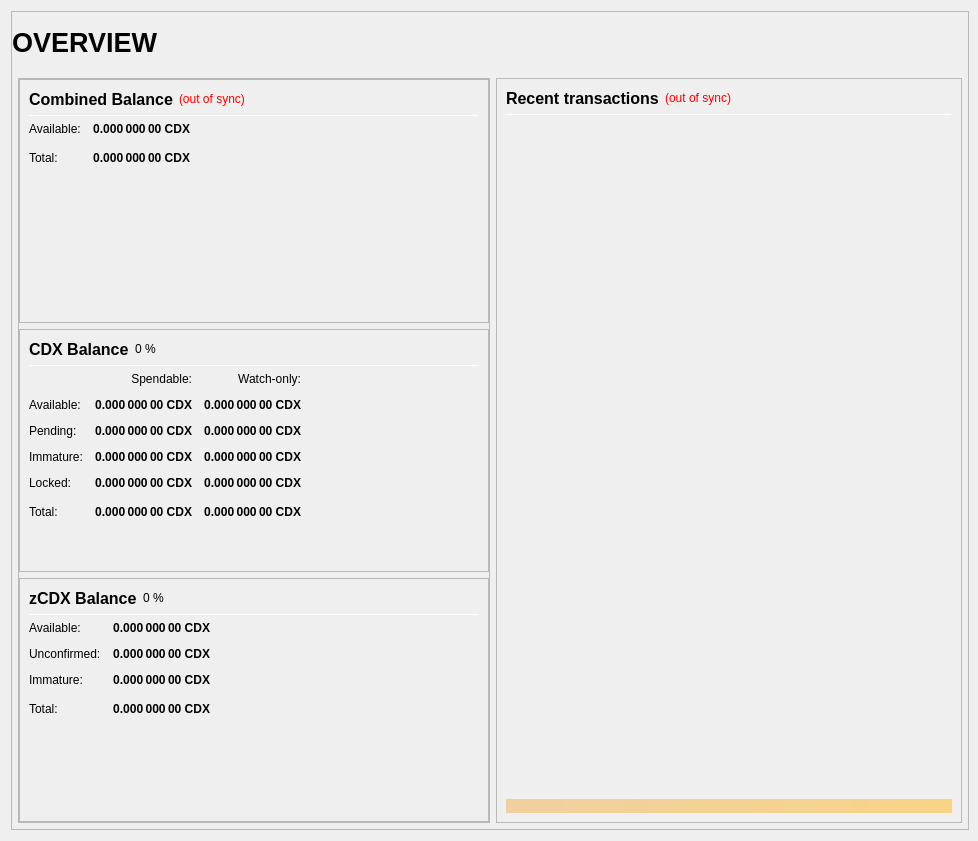
This is src/qt/forms/overviewpage.ui in 22388o/CryptoDEX as Qt 5 draws it before an edit. The edited form follows.
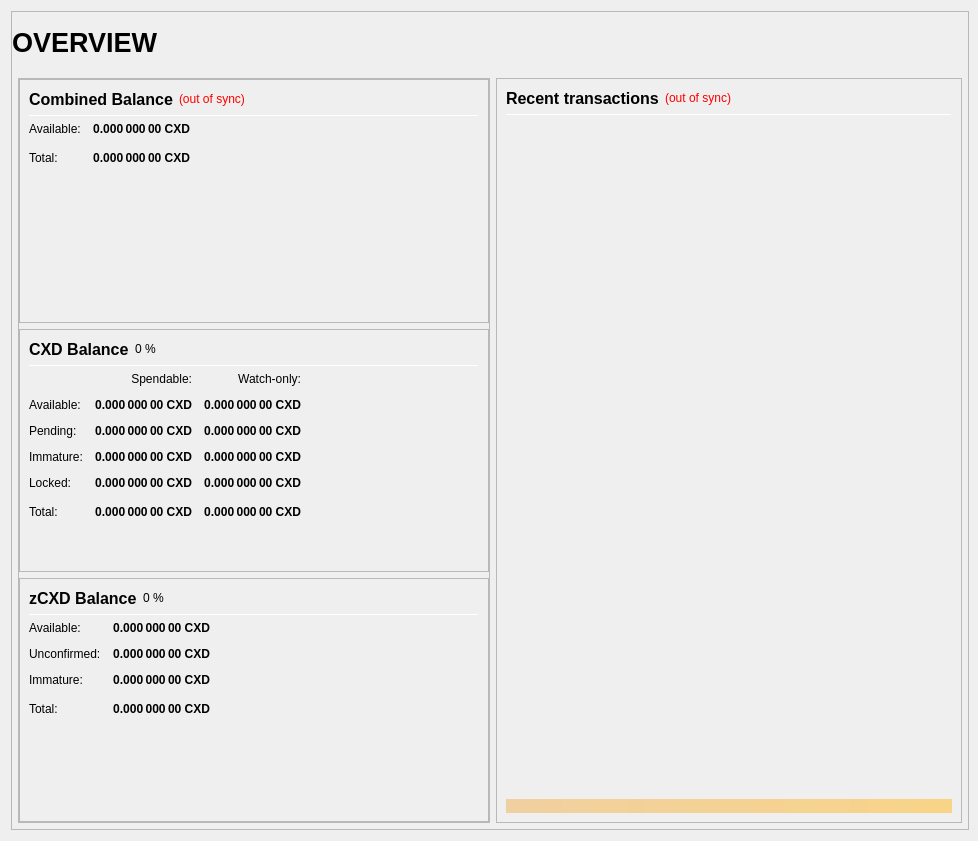
This is the edited form.

Patch:
```diff
--- a/src/qt/forms/overviewpage.ui
+++ b/src/qt/forms/overviewpage.ui
@@ -333,7 +333,7 @@
                           <string>Your current spendable balance</string>
                          </property>
                          <property name="text">
-                          <string notr="true">0.000 000 00 CDX</string>
+                          <string notr="true">0.000 000 00 CXD</string>
                          </property>
                          <property name="alignment">
                           <set>Qt::AlignRight|Qt::AlignTrailing|Qt::AlignVCenter</set>
@@ -365,7 +365,7 @@
                           <string>Total Balance, including all unavailable coins.</string>
                          </property>
                          <property name="text">
-                          <string notr="true">0.000 000 00 CDX</string>
+                          <string notr="true">0.000 000 00 CXD</string>
                          </property>
                          <property name="alignment">
                           <set>Qt::AlignRight|Qt::AlignTrailing|Qt::AlignVCenter</set>
@@ -433,7 +433,7 @@
                           </font>
                          </property>
                          <property name="text">
-                          <string>CDX Balance</string>
+                          <string>CXD Balance</string>
                          </property>
                         </widget>
                        </item>
@@ -525,7 +525,7 @@
                           <string>Your current spendable balance</string>
                          </property>
                          <property name="text">
-                          <string notr="true">0.000 000 00 CDX</string>
+                          <string notr="true">0.000 000 00 CXD</string>
                          </property>
                          <property name="alignment">
                           <set>Qt::AlignRight|Qt::AlignTrailing|Qt::AlignVCenter</set>
@@ -550,7 +550,7 @@
                           <string>Your current balance in watch-only addresses</string>
                          </property>
                          <property name="text">
-                          <string notr="true">0.000 000 00 CDX</string>
+                          <string notr="true">0.000 000 00 CXD</string>
                          </property>
                          <property name="alignment">
                           <set>Qt::AlignRight|Qt::AlignTrailing|Qt::AlignVCenter</set>
@@ -582,7 +582,7 @@
                           <string>Total of transactions that have yet to be confirmed, and do not yet count toward the spendable balance</string>
                          </property>
                          <property name="text">
-                          <string notr="true">0.000 000 00 CDX</string>
+                          <string notr="true">0.000 000 00 CXD</string>
                          </property>
                          <property name="alignment">
                           <set>Qt::AlignRight|Qt::AlignTrailing|Qt::AlignVCenter</set>
@@ -607,7 +607,7 @@
                           <string>Unconfirmed transactions to watch-only addresses</string>
                          </property>
                          <property name="text">
-                          <string notr="true">0.000 000 00 CDX</string>
+                          <string notr="true">0.000 000 00 CXD</string>
                          </property>
                          <property name="alignment">
                           <set>Qt::AlignRight|Qt::AlignTrailing|Qt::AlignVCenter</set>
@@ -639,7 +639,7 @@
                           <string>Staked or masternode rewards that has not yet matured</string>
                          </property>
                          <property name="text">
-                          <string notr="true">0.000 000 00 CDX</string>
+                          <string notr="true">0.000 000 00 CXD</string>
                          </property>
                          <property name="alignment">
                           <set>Qt::AlignRight|Qt::AlignTrailing|Qt::AlignVCenter</set>
@@ -664,7 +664,7 @@
                           <string>Staked or masternode rewards in watch-only addresses that has not yet matured</string>
                          </property>
                          <property name="text">
-                          <string notr="true">0.000 000 00 CDX</string>
+                          <string notr="true">0.000 000 00 CXD</string>
                          </property>
                          <property name="alignment">
                           <set>Qt::AlignRight|Qt::AlignTrailing|Qt::AlignVCenter</set>
@@ -699,7 +699,7 @@
                           <string>Locked CDX or Masternode collaterals. These are excluded from zCDX minting.</string>
                          </property>
                          <property name="text">
-                          <string notr="true">0.000 000 00 CDX</string>
+                          <string notr="true">0.000 000 00 CXD</string>
                          </property>
                          <property name="alignment">
                           <set>Qt::AlignRight|Qt::AlignTrailing|Qt::AlignVCenter</set>
@@ -724,7 +724,7 @@
                           <string>Current locked balance in watch-only addresses</string>
                          </property>
                          <property name="text">
-                          <string notr="true">0.000 000 00 CDX</string>
+                          <string notr="true">0.000 000 00 CXD</string>
                          </property>
                          <property name="alignment">
                           <set>Qt::AlignRight|Qt::AlignTrailing|Qt::AlignVCenter</set>
@@ -759,7 +759,7 @@
                           <string>Your current CryptoDEX balance, unconfirmed and immature transactions included</string>
                          </property>
                          <property name="text">
-                          <string notr="true">0.000 000 00 CDX</string>
+                          <string notr="true">0.000 000 00 CXD</string>
                          </property>
                          <property name="alignment">
                           <set>Qt::AlignRight|Qt::AlignTrailing|Qt::AlignVCenter</set>
@@ -784,7 +784,7 @@
                           <string>Current total balance in watch-only addresses</string>
                          </property>
                          <property name="text">
-                          <string notr="true">0.000 000 00 CDX</string>
+                          <string notr="true">0.000 000 00 CXD</string>
                          </property>
                          <property name="alignment">
                           <set>Qt::AlignRight|Qt::AlignTrailing|Qt::AlignVCenter</set>
@@ -852,7 +852,7 @@
                           </font>
                          </property>
                          <property name="text">
-                          <string>zCDX Balance</string>
+                          <string>zCXD Balance</string>
                          </property>
                         </widget>
                        </item>
@@ -926,7 +926,7 @@
 These zCDX are spendable.</string>
                          </property>
                          <property name="text">
-                          <string notr="true">0.000 000 00 CDX</string>
+                          <string notr="true">0.000 000 00 CXD</string>
                          </property>
                          <property name="alignment">
                           <set>Qt::AlignRight|Qt::AlignTrailing|Qt::AlignVCenter</set>
@@ -957,7 +957,7 @@
 Immature: confirmed, but less than 3 mints of the same denomination after it was minted</string>
                          </property>
                          <property name="text">
-                          <string notr="true">0.000 000 00 CDX</string>
+                          <string notr="true">0.000 000 00 CXD</string>
                          </property>
                          <property name="alignment">
                           <set>Qt::AlignRight|Qt::AlignTrailing|Qt::AlignVCenter</set>
@@ -988,7 +988,7 @@
 Immature: confirmed, but less than 3 mints of the same denomination after it was minted</string>
                          </property>
                          <property name="text">
-                          <string notr="true">0.000 000 00 CDX</string>
+                          <string notr="true">0.000 000 00 CXD</string>
                          </property>
                          <property name="alignment">
                           <set>Qt::AlignRight|Qt::AlignTrailing|Qt::AlignVCenter</set>
@@ -1020,7 +1020,7 @@
                           <string>Your current zCDX balance, unconfirmed and immature zCDX included.</string>
                          </property>
                          <property name="text">
-                          <string notr="true">0.000 000 00 CDX</string>
+                          <string notr="true">0.000 000 00 CXD</string>
                          </property>
                          <property name="alignment">
                           <set>Qt::AlignRight|Qt::AlignTrailing|Qt::AlignVCenter</set>
```
Left out of the diff: 16 changed lines with no effect on the pictures.
